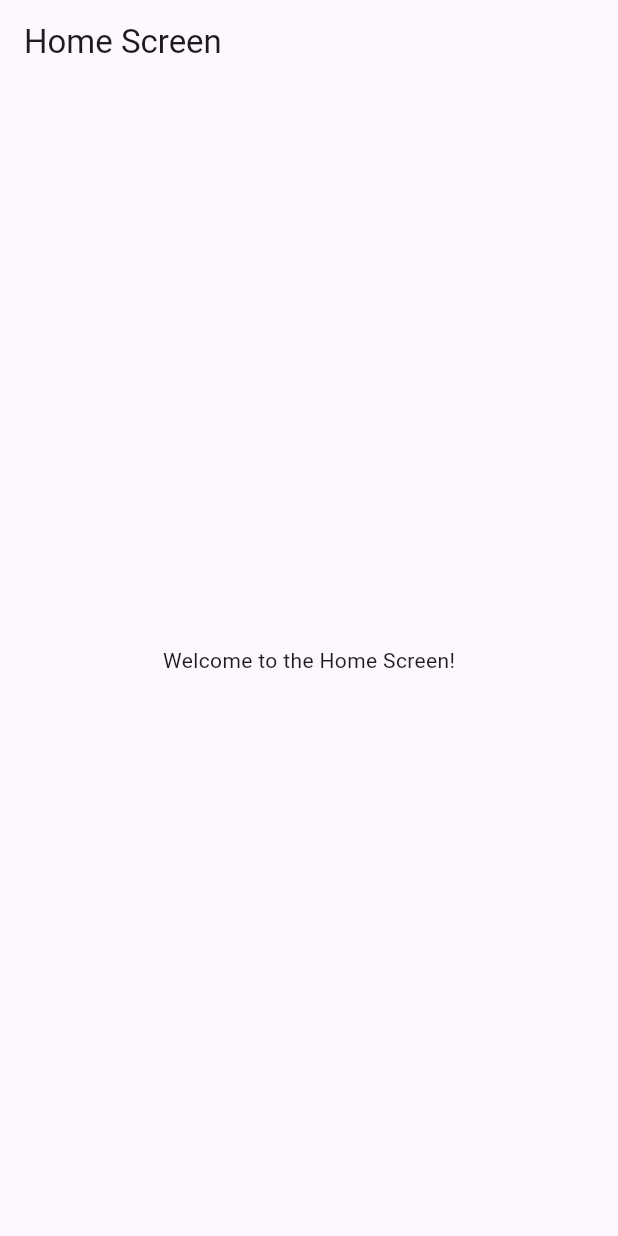
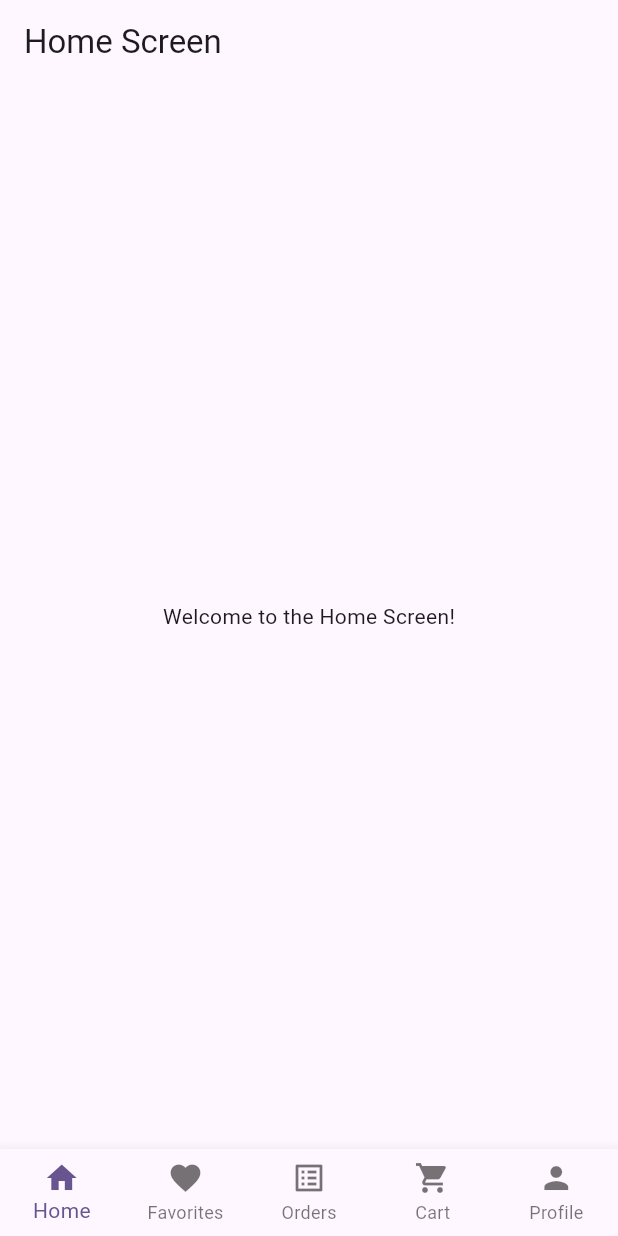
Before and after one commit to MonicaSaeed/cakes_store_frontend, a Flutter app: the screen it shows after launch, on a phone screen of 412 x 824 dp. Run offline on Flutter 3.47's test engine with Material 3 defaults, Android fonts, the light colour scheme and no system bars.

Commit message:
add navigation

```diff
--- /dev/null
+++ b/lib/app_router.dart
@@ -0,0 +1,44 @@
+import 'package:flutter/cupertino.dart';
+
+import 'core/component/not_found_screen.dart';
+import 'features/auth/presentation/screen/login_screen.dart';
+import 'features/auth/presentation/screen/register_screen.dart';
+import 'features/cart/presentation/screen/cart_screen.dart';
+import 'features/favorites/presentation/screen/favorites_screen.dart';
+import 'features/home/presentation/screen/home_screen.dart';
+import 'features/orders/presentation/screen/orders_screen.dart';
+import 'features/profile/presentation/screen/profile_screen.dart';
+
+class AppRouter {
+  // Define your routes here
+  static const String home = '/';
+  static const String profile = '/profile';
+  static const String orders = '/orders';
+  static const String favorites = '/favorites';
+  static const String cart = '/cart';
+  static const String productDetails = '/product-details';
+  static const String login = '/login';
+  static const String register = '/register';
+  static const String notFound = '/not-found';
+
+  Route<dynamic> generateRoute(RouteSettings settings) {
+    switch (settings.name) {
+      case home:
+        return CupertinoPageRoute(builder: (_) => const HomeScreen());
+      case profile:
+        return CupertinoPageRoute(builder: (_) => const ProfileScreen());
+      case orders:
+        return CupertinoPageRoute(builder: (_) => const OrdersScreen());
+      case favorites:
+        return CupertinoPageRoute(builder: (_) => const FavoritesScreen());
+      case cart:
+        return CupertinoPageRoute(builder: (_) => const CartScreen());
+      case login:
+        return CupertinoPageRoute(builder: (_) => const LoginScreen());
+      case register:
+        return CupertinoPageRoute(builder: (_) => const RegisterScreen());
+      default:
+        return CupertinoPageRoute(builder: (_) => const NotFoundScreen());
+    }
+  }
+}
--- /dev/null
+++ b/lib/core/component/navigation_bar.dart
@@ -0,0 +1,88 @@
+import 'package:flutter/material.dart';
+
+import '../../app_router.dart';
+
+class NavigationBarScreen extends StatefulWidget {
+  const NavigationBarScreen({super.key});
+
+  @override
+  State<NavigationBarScreen> createState() => _NavigationBarScreenState();
+}
+
+class _NavigationBarScreenState extends State<NavigationBarScreen> {
+  int _currentIndex = 0;
+  final List<String> _routes = [
+    AppRouter.home,
+    AppRouter.favorites,
+    AppRouter.orders,
+    AppRouter.cart,
+    AppRouter.profile,
+  ];
+
+  // Maintain a navigator key for each tab
+  final List<GlobalKey<NavigatorState>> _navigatorKeys = [
+    GlobalKey<NavigatorState>(),
+    GlobalKey<NavigatorState>(),
+    GlobalKey<NavigatorState>(),
+    GlobalKey<NavigatorState>(),
+    GlobalKey<NavigatorState>(),
+  ];
+
+  @override
+  Widget build(BuildContext context) {
+    return WillPopScope(
+      onWillPop: () async {
+        final isFirstRouteInCurrentTab =
+            !await _navigatorKeys[_currentIndex].currentState!.maybePop();
+        return isFirstRouteInCurrentTab;
+      },
+      child: Scaffold(
+        body: IndexedStack(
+          index: _currentIndex,
+          children: [
+            _buildNavigator(0),
+            _buildNavigator(1),
+            _buildNavigator(2),
+            _buildNavigator(3),
+            _buildNavigator(4),
+          ],
+        ),
+        bottomNavigationBar: BottomNavigationBar(
+          currentIndex: _currentIndex,
+          onTap: (index) {
+            setState(() {
+              _currentIndex = index;
+            });
+          },
+          items: const [
+            BottomNavigationBarItem(icon: Icon(Icons.home), label: 'Home'),
+            BottomNavigationBarItem(
+              icon: Icon(Icons.favorite),
+              label: 'Favorites',
+            ),
+            BottomNavigationBarItem(
+              icon: Icon(Icons.list_alt),
+              label: 'Orders',
+            ),
+            BottomNavigationBarItem(
+              icon: Icon(Icons.shopping_cart),
+              label: 'Cart',
+            ),
+            BottomNavigationBarItem(icon: Icon(Icons.person), label: 'Profile'),
+          ],
+          type: BottomNavigationBarType.fixed,
+          selectedItemColor: Theme.of(context).colorScheme.primary,
+        ),
+      ),
+    );
+  }
+
+  Widget _buildNavigator(int index) {
+    return Navigator(
+      key: _navigatorKeys[index],
+      onGenerateRoute:
+          (settings) =>
+              AppRouter().generateRoute(RouteSettings(name: _routes[index])),
+    );
+  }
+}
--- a/lib/main.dart
+++ b/lib/main.dart
@@ -1,5 +1,6 @@
-import 'package:cakes_store_frontend/features/home/presentation/screen/home_screen.dart';
 import 'package:flutter/material.dart';
+
+import 'core/component/navigation_bar.dart';
 
 void main() {
   runApp(const MyApp());
@@ -17,7 +18,8 @@ class MyApp extends StatelessWidget {
       theme: ThemeData(
         colorScheme: ColorScheme.fromSeed(seedColor: Colors.deepPurple),
       ),
-      home: HomeScreen(),
+
+      home: NavigationBarScreen(),
     );
   }
 }
```
Also changed, not shown: lib/core/component/not_found_screen.dart (added, +27 -0 lines), lib/features/auth/presentation/screen/login_screen.dart (added, +27 -0 lines), lib/features/auth/presentation/screen/register_screen.dart (added, +27 -0 lines), lib/features/cart/presentation/screen/cart_screen.dart (added, +27 -0 lines), lib/features/favorites/presentation/screen/favorites_screen.dart (added, +27 -0 lines), lib/features/orders/presentation/screen/orders_screen.dart (added, +27 -0 lines), lib/features/profile/presentation/screen/profile_screen.dart (added, +27 -0 lines).
